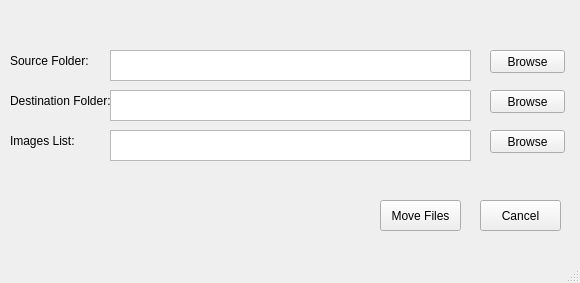
Qt form mainwindow.ui (AnnasAsif/PythonApp) before a commit.
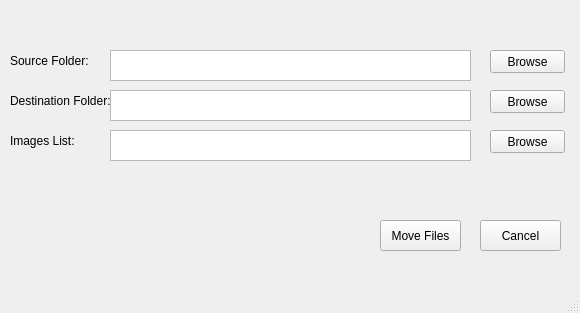
The same form after that commit.

The edit to the form file:
```diff
--- a/mainwindow.ui
+++ b/mainwindow.ui
@@ -7,7 +7,7 @@
     <x>0</x>
     <y>0</y>
     <width>580</width>
-    <height>283</height>
+    <height>313</height>
    </rect>
   </property>
   <property name="windowTitle">
@@ -147,7 +147,7 @@
     <property name="geometry">
      <rect>
       <x>380</x>
-      <y>200</y>
+      <y>220</y>
       <width>81</width>
       <height>31</height>
      </rect>
@@ -163,7 +163,7 @@
     <property name="geometry">
      <rect>
       <x>480</x>
-      <y>200</y>
+      <y>220</y>
       <width>81</width>
       <height>31</height>
      </rect>
@@ -172,6 +172,19 @@
      <string>Cancel</string>
     </property>
    </widget>
+   <widget class="QLabel" name="successmsg">
+    <property name="geometry">
+     <rect>
+      <x>220</x>
+      <y>170</y>
+      <width>161</width>
+      <height>41</height>
+     </rect>
+    </property>
+    <property name="text">
+     <string/>
+    </property>
+   </widget>
   </widget>
   <widget class="QMenuBar" name="menubar">
    <property name="geometry">
```
